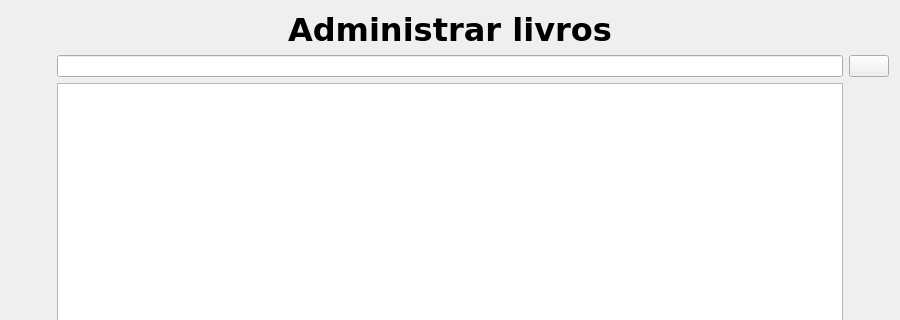
Old version of the form adm_livros.ui in the repository adrianorocha-dev/PiltoverLibrary; both pictures show x 0 to 900 and y 0 to 320 of the 900 by 550 pixel window.
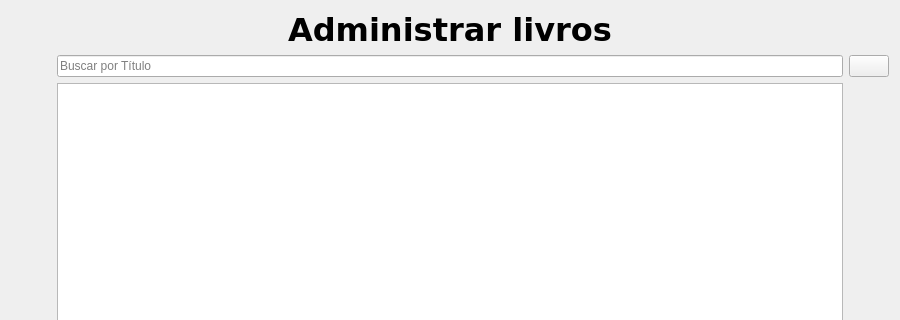
New version of the form. Icons and pictures are not drawn.

Commit message: Modifiquei interfaces de busca

The edit to the form file:
```diff
--- a/adm_livros.ui
+++ b/adm_livros.ui
@@ -84,7 +84,11 @@
     </spacer>
    </item>
    <item row="1" column="1">
-    <widget class="QLineEdit" name="lineEdit_buscar"/>
+    <widget class="QLineEdit" name="lineEdit_buscar">
+     <property name="placeholderText">
+      <string>Buscar por Título</string>
+     </property>
+    </widget>
    </item>
    <item row="4" column="1">
     <widget class="QPushButton" name="pushButton_editar">
```
The commit also changes 3 other files.
